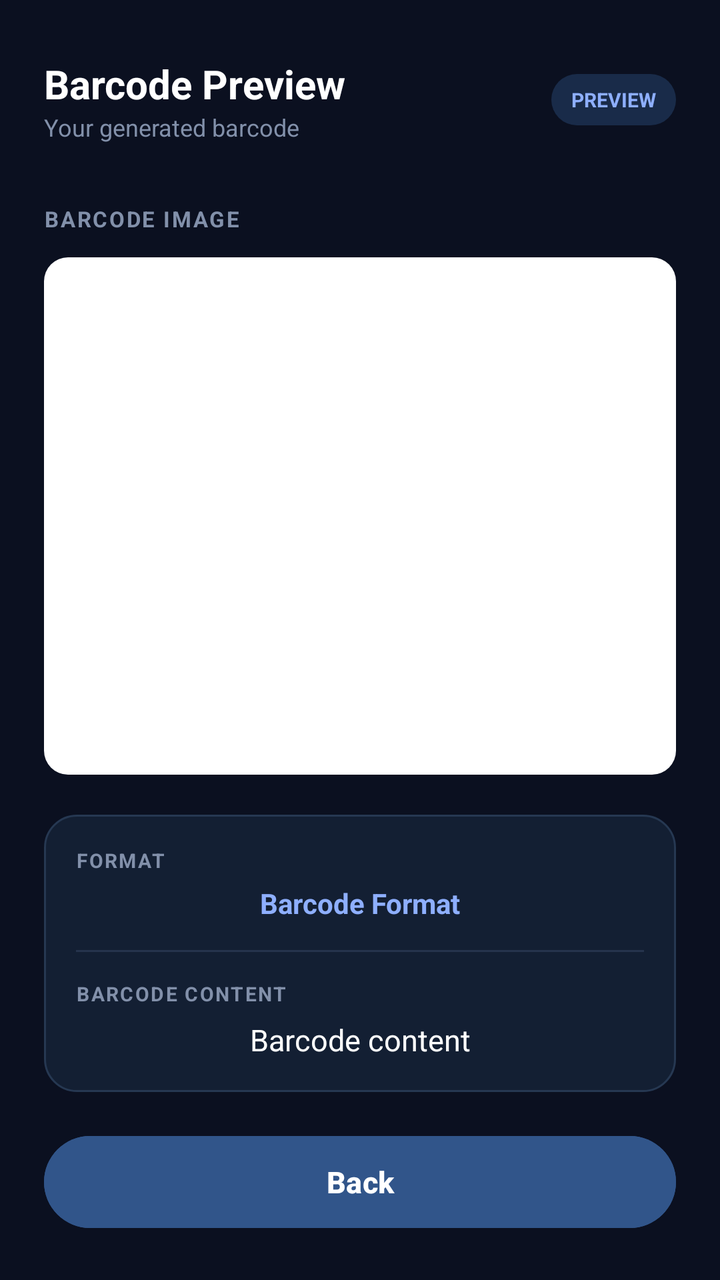
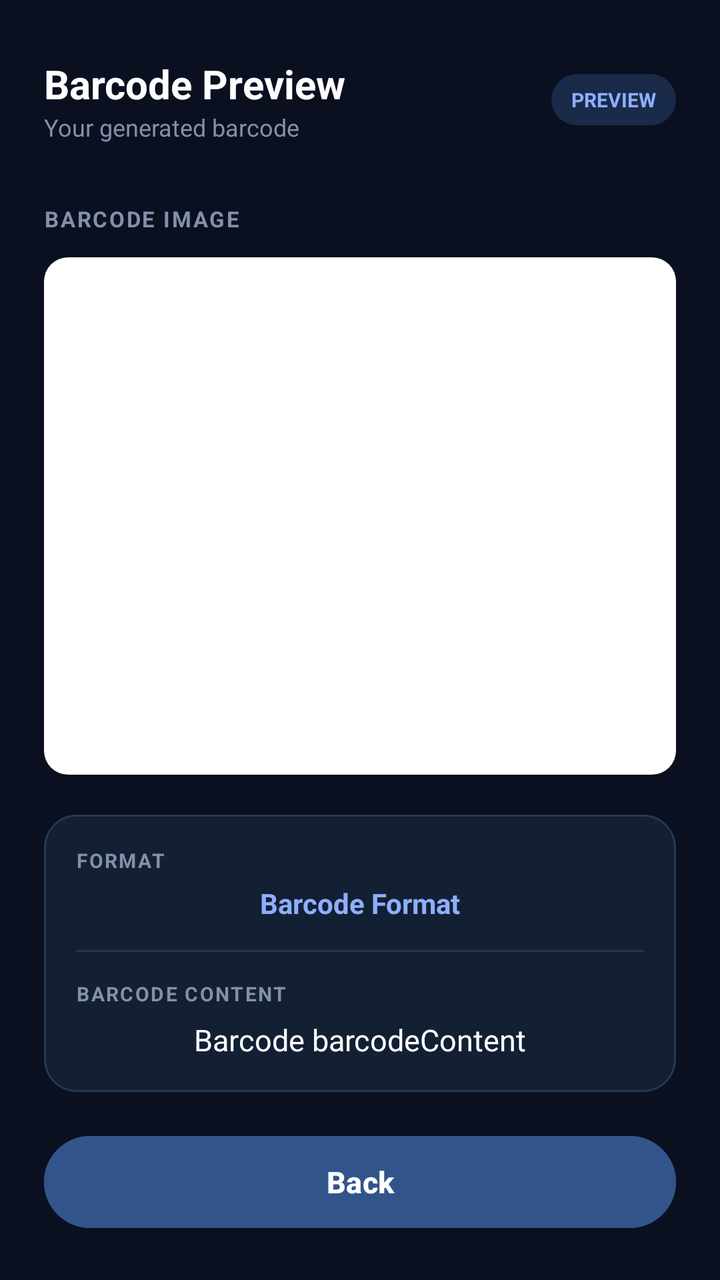

Before-and-after screenshots of an Android layout around one commit, followed by the original layout XML and the change that was made.
<!-- AndroidManifest.xml: application theme Theme.BarLineX -->
<!-- res/layout/activity_barcode_preview.xml -->
<?xml version="1.0" encoding="utf-8"?>
<LinearLayout xmlns:android="http://schemas.android.com/apk/res/android"
    android:id="@+id/barcodePreviewRoot"
    android:layout_width="match_parent"
    android:layout_height="match_parent"
    android:orientation="vertical"
    android:background="#0B1020"
    android:padding="22dp">

    
    <LinearLayout
        android:layout_width="match_parent"
        android:layout_height="56dp"
        android:gravity="center_vertical"
        android:orientation="horizontal">

        <LinearLayout
            android:layout_width="0dp"
            android:layout_height="wrap_content"
            android:layout_weight="1"
            android:orientation="vertical">

            <TextView
                android:layout_width="wrap_content"
                android:layout_height="wrap_content"
                android:text="Barcode Preview"
                android:textColor="#FFFFFF"
                android:textSize="20sp"
                android:textStyle="bold" />

            <TextView
                android:layout_width="wrap_content"
                android:layout_height="wrap_content"
                android:text="Your generated barcode"
                android:textColor="#8290AA"
                android:textSize="12sp" />

        </LinearLayout>

        <TextView
            android:layout_width="wrap_content"
            android:layout_height="wrap_content"
            android:text="PREVIEW"
            android:textColor="#8EAFFF"
            android:textSize="10sp"
            android:textStyle="bold"
            android:background="@drawable/bg_preview_badge"
            android:paddingHorizontal="10dp"
            android:paddingVertical="6dp" />

    </LinearLayout>

    
    <TextView
        android:layout_width="match_parent"
        android:layout_height="wrap_content"
        android:layout_marginTop="24dp"
        android:layout_marginBottom="12dp"
        android:text="BARCODE IMAGE"
        android:textColor="#8290AA"
        android:textSize="11sp"
        android:textStyle="bold"
        android:letterSpacing="0.08" />

    
    <FrameLayout
        android:layout_width="match_parent"
        android:layout_height="0dp"
        android:layout_weight="1"
        android:background="@drawable/bg_barcode_canvas"
        android:padding="20dp">

        <ImageView
            android:id="@+id/imageBarcode"
            android:layout_width="match_parent"
            android:layout_height="match_parent"
            android:contentDescription="Enlarged barcode"
            android:scaleType="fitCenter" />

    </FrameLayout>

    
    <LinearLayout
        android:layout_width="match_parent"
        android:layout_height="wrap_content"
        android:layout_marginTop="20dp"
        android:orientation="vertical"
        android:padding="16dp"
        android:background="@drawable/bg_barcode_details">

        <TextView
            android:layout_width="wrap_content"
            android:layout_height="wrap_content"
            android:text="FORMAT"
            android:textColor="#8290AA"
            android:textSize="10sp"
            android:textStyle="bold"
            android:letterSpacing="0.08" />

        <TextView
            android:id="@+id/textBarcodeFormat"
            android:layout_width="match_parent"
            android:layout_height="wrap_content"
            android:layout_marginTop="5dp"
            android:text="@string/barcode_format"
            android:textColor="#8EAFFF"
            android:textSize="14sp"
            android:textStyle="bold"
            android:gravity="center" />

        <View
            android:layout_width="match_parent"
            android:layout_height="1dp"
            android:layout_marginVertical="14dp"
            android:background="#26344D" />

        <TextView
            android:layout_width="wrap_content"
            android:layout_height="wrap_content"
            android:text="BARCODE CONTENT"
            android:textColor="#8290AA"
            android:textSize="10sp"
            android:textStyle="bold"
            android:letterSpacing="0.08" />

        <TextView
            android:id="@+id/textBarcodeContent"
            android:layout_width="match_parent"
            android:layout_height="wrap_content"
            android:layout_marginTop="6dp"
            android:maxLines="3"
            android:ellipsize="end"
            android:text="Barcode content"
            android:textColor="#FFFFFF"
            android:textSize="15sp"
            android:gravity="center" />

    </LinearLayout>

    
    <Button
        android:id="@+id/buttonBackBottom"
        android:layout_width="match_parent"
        android:layout_height="54dp"
        android:layout_marginTop="18dp"
        android:text="Back"
        android:textAllCaps="false"
        android:textSize="15sp"
        android:textStyle="bold"
        android:textColor="#FFFFFF"
        android:backgroundTint="#31558A" />

</LinearLayout>
<!-- resources referenced by this layout -->
<resources>
  <!-- drawable bg_barcode_canvas (drawable) -->
  <?xml version="1.0" encoding="utf-8"?>
  <shape xmlns:android="http://schemas.android.com/apk/res/android"
      android:shape="rectangle">
  
      <solid android:color="@color/barcode_canvas" />
  
      <corners android:radius="12dp" />
  
  </shape>
  <!-- drawable bg_barcode_details (drawable) -->
  <?xml version="1.0" encoding="utf-8"?>
  <shape xmlns:android="http://schemas.android.com/apk/res/android">
      <solid android:color="#131F33" />
      <corners android:radius="16dp" />
      <stroke
          android:width="1dp"
          android:color="#263852" />
  </shape>
  <!-- drawable bg_preview_badge (drawable) -->
  <?xml version="1.0" encoding="utf-8"?>
  <shape xmlns:android="http://schemas.android.com/apk/res/android">
      <solid android:color="#192B49" />
      <corners android:radius="20dp" />
  </shape>
  <string name="barcode_format">Barcode Format</string>
  <style name="Theme.BarLineX" parent="Theme.Material3.Dark.NoActionBar">
          <item name="colorPrimary">@color/brand_primary</item>
          <item name="colorOnPrimary">#121212</item>
  
          <item name="colorSecondary">@color/brand_secondary</item>
          <item name="colorOnSecondary">#121212</item>
  
          <item name="colorSurface">@color/background_surface</item>
          <item name="colorOnSurface">@color/text_primary</item>
  
          <item name="colorSurfaceVariant">@color/background_variant</item>
          <item name="colorOnSurfaceVariant">@color/text_secondary</item>
  
          <item name="colorOutline">@color/border_default</item>
          <item name="colorOutlineVariant">@color/border_subtle</item>
  
          <item name="colorError">#F87171</item>
  
          <item name="android:statusBarColor">@color/background_main</item>
          <item name="android:navigationBarColor">@color/background_main</item>
          <item name="android:windowLightStatusBar">false</item>
          <item name="android:windowBackground">@color/background_main</item>
          <item name="android:colorAccent">@color/brand_primary</item>
      </style>
  <color name="barcode_canvas">#FFFFFF</color>
  <color name="brand_primary">#8B9EFF</color>
  <color name="brand_secondary">#A5B2FF</color>
  <color name="background_surface">#1C1C1E</color>
  <color name="text_primary">#E5E5E5</color>
  <color name="background_variant">#303034</color>
  <color name="text_secondary">#A1A1AA</color>
  <color name="border_default">#38383B</color>
  <color name="border_subtle">#2C2C30</color>
  <color name="background_main">#121212</color>
</resources>

<!-- the commit's change to res/layout/activity_barcode_preview.xml (unified diff, before → after) -->
@@ -130,7 +130,7 @@
             android:layout_marginTop="6dp"
             android:maxLines="3"
             android:ellipsize="end"
-            android:text="Barcode content"
+            android:text="Barcode barcodeContent"
             android:textColor="#FFFFFF"
             android:textSize="15sp"
             android:gravity="center" />
